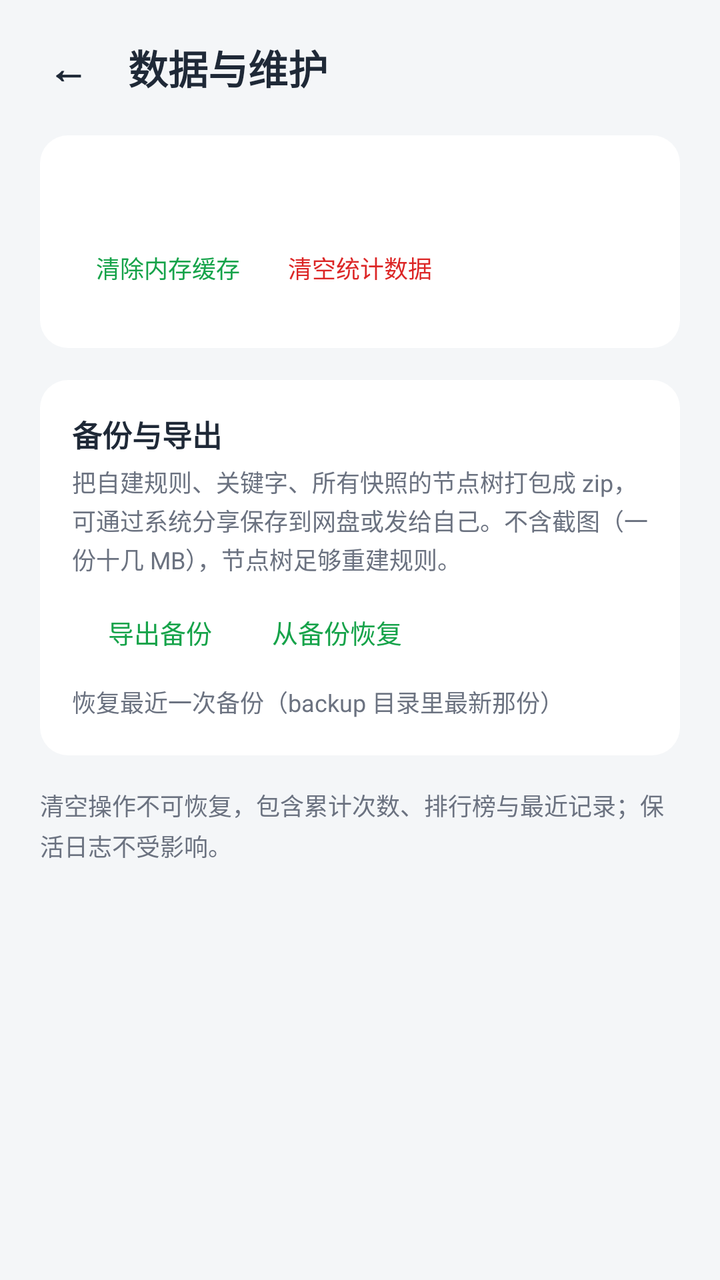
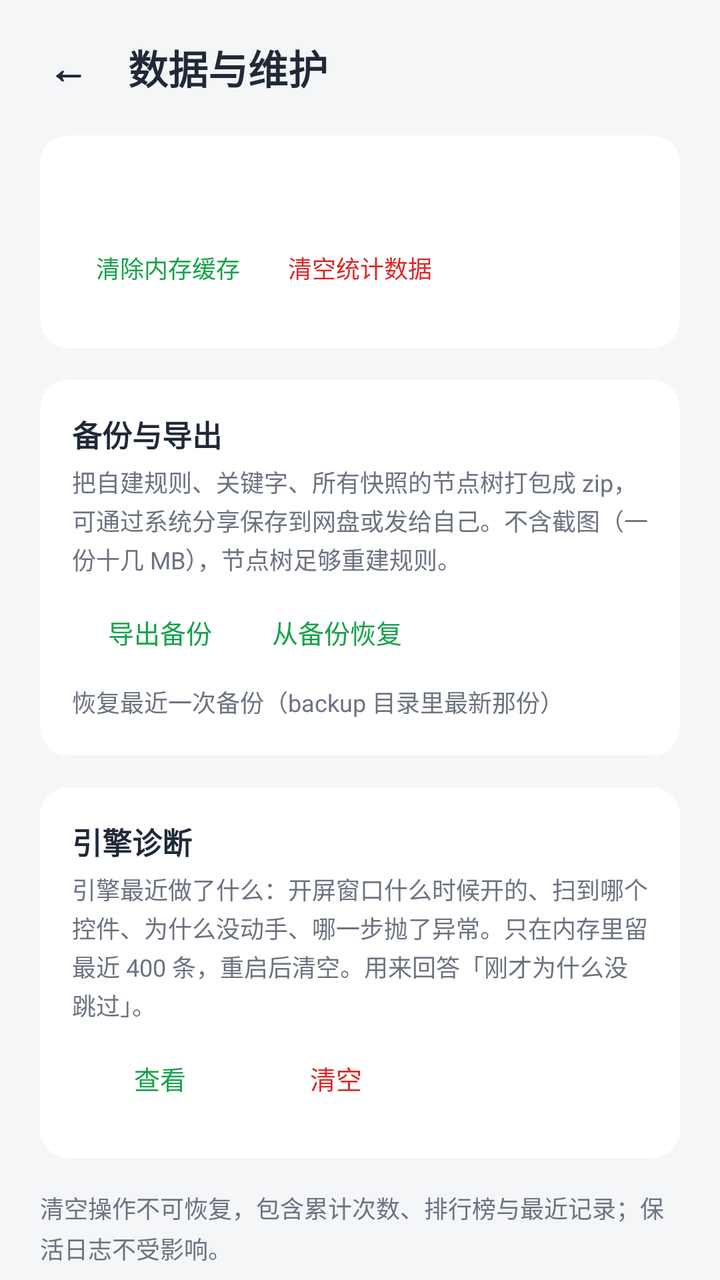

An Android layout rendered at two revisions. The XML below is the earlier revision; the diff shows what the commit changed to produce the second picture.
<!-- AndroidManifest.xml: application theme Theme.SkipAd -->
<!-- res/layout/activity_maintenance.xml -->
<?xml version="1.0" encoding="utf-8"?>
<ScrollView xmlns:android="http://schemas.android.com/apk/res/android"
    android:layout_width="match_parent"
    android:layout_height="match_parent"
    android:fillViewport="true">

    <LinearLayout
        android:layout_width="match_parent"
        android:layout_height="wrap_content"
        android:orientation="vertical">

        <View
            android:id="@+id/inset_top"
            android:layout_width="match_parent"
            android:layout_height="0dp" />

        <LinearLayout
            android:layout_width="match_parent"
            android:layout_height="wrap_content"
            android:gravity="center_vertical"
            android:orientation="horizontal"
            android:paddingLeft="12dp"
            android:paddingTop="8dp"
            android:paddingRight="20dp"
            android:paddingBottom="8dp">

            <TextView
                android:id="@+id/back_button"
                android:layout_width="wrap_content"
                android:layout_height="wrap_content"
                android:padding="12dp"
                android:text="←"
                android:textColor="@color/text_primary"
                android:textSize="20sp"
                android:textStyle="bold" />

            <TextView
                android:layout_width="wrap_content"
                android:layout_height="wrap_content"
                android:layout_marginLeft="8dp"
                android:text="@string/maintain_title"
                android:textColor="@color/text_primary"
                android:textSize="20sp"
                android:textStyle="bold" />
        </LinearLayout>

        <LinearLayout
            android:layout_width="match_parent"
            android:layout_height="wrap_content"
            android:orientation="vertical"
            android:paddingLeft="20dp"
            android:paddingRight="20dp">

            <LinearLayout
                android:layout_width="match_parent"
                android:layout_height="wrap_content"
                android:background="@drawable/bg_card"
                android:orientation="vertical"
                android:padding="16dp">

                <TextView
                    android:id="@+id/mem_text"
                    android:layout_width="wrap_content"
                    android:layout_height="wrap_content"
                    android:textColor="@color/text_primary"
                    android:textSize="15sp" />

                <LinearLayout
                    android:layout_width="match_parent"
                    android:layout_height="wrap_content"
                    android:layout_marginTop="6dp"
                    android:orientation="horizontal">

                    <Button
                        android:id="@+id/clear_cache_button"
                        style="?android:attr/borderlessButtonStyle"
                        android:layout_width="wrap_content"
                        android:layout_height="wrap_content"
                        android:text="@string/action_clear_mem_cache"
                        android:textColor="@color/primary"
                        android:textSize="12sp" />

                    <Button
                        android:id="@+id/clear_stats_button"
                        style="?android:attr/borderlessButtonStyle"
                        android:layout_width="wrap_content"
                        android:layout_height="wrap_content"
                        android:text="@string/action_clear_stats"
                        android:textColor="@color/status_off"
                        android:textSize="12sp" />
                </LinearLayout>
            </LinearLayout>

            <LinearLayout
                android:layout_width="match_parent"
                android:layout_height="wrap_content"
                android:layout_marginTop="16dp"
                android:background="@drawable/bg_card"
                android:orientation="vertical"
                android:padding="16dp">

                <TextView
                    android:layout_width="wrap_content"
                    android:layout_height="wrap_content"
                    android:text="备份与导出"
                    android:textColor="@color/text_primary"
                    android:textSize="15sp"
                    android:textStyle="bold" />

                <TextView
                    android:layout_width="match_parent"
                    android:layout_height="wrap_content"
                    android:layout_marginTop="4dp"
                    android:lineSpacingExtra="2dp"
                    android:text="把自建规则、关键字、所有快照的节点树打包成 zip，可通过系统分享保存到网盘或发给自己。不含截图（一份十几 MB），节点树足够重建规则。"
                    android:textColor="@color/text_secondary"
                    android:textSize="12sp" />

                <LinearLayout
                    android:layout_width="match_parent"
                    android:layout_height="wrap_content"
                    android:layout_marginTop="4dp"
                    android:orientation="horizontal">

                    <Button
                        android:id="@+id/export_backup_button"
                        style="?android:attr/borderlessButtonStyle"
                        android:layout_width="wrap_content"
                        android:layout_height="wrap_content"
                        android:text="导出备份"
                        android:textColor="@color/primary"
                        android:textSize="13sp" />

                    <Button
                        android:id="@+id/import_backup_button"
                        style="?android:attr/borderlessButtonStyle"
                        android:layout_width="wrap_content"
                        android:layout_height="wrap_content"
                        android:text="从备份恢复"
                        android:textColor="@color/primary"
                        android:textSize="13sp" />
                </LinearLayout>

                <TextView
                    android:id="@+id/restore_latest_button"
                    android:layout_width="wrap_content"
                    android:layout_height="wrap_content"
                    android:paddingTop="2dp"
                    android:paddingBottom="2dp"
                    android:text="恢复最近一次备份（backup 目录里最新那份）"
                    android:textColor="@color/text_secondary"
                    android:textSize="12sp" />
            </LinearLayout>

            <TextView
                android:layout_width="match_parent"
                android:layout_height="wrap_content"
                android:layout_marginTop="16dp"
                android:lineSpacingExtra="3dp"
                android:text="@string/clear_stats_warn_repeat"
                android:textColor="@color/text_secondary"
                android:textSize="12sp" />
        </LinearLayout>

        <View
            android:id="@+id/inset_bottom"
            android:layout_width="match_parent"
            android:layout_height="0dp" />
    </LinearLayout>
</ScrollView>
<!-- resources referenced by this layout -->
<resources>
  <color name="primary">#16A34A</color>
  <color name="status_off">#DC2626</color>
  <color name="text_primary">#1F2937</color>
  <color name="text_secondary">#6B7280</color>
  <!-- drawable bg_card (drawable) -->
  <?xml version="1.0" encoding="utf-8"?>
  <shape xmlns:android="http://schemas.android.com/apk/res/android" android:shape="rectangle">
      <solid android:color="@color/card" />
      <corners android:radius="14dp" />
  </shape>
  <string name="action_clear_mem_cache">清除内存缓存</string>
  <string name="action_clear_stats">清空统计数据</string>
  <string name="clear_stats_warn_repeat">清空操作不可恢复，包含累计次数、排行榜与最近记录；保活日志不受影响。</string>
  <string name="maintain_title">数据与维护</string>
  <style name="Theme.SkipAd" parent="Theme.AppCompat.DayNight.NoActionBar">
          <item name="colorPrimary">@color/primary</item>
          <item name="colorPrimaryDark">@color/primary_dark</item>
          <item name="colorAccent">@color/primary</item>
          <item name="android:windowBackground">@color/background</item>
          <item name="android:statusBarColor">@android:color/transparent</item>
          <item name="android:navigationBarColor">@android:color/transparent</item>
          <item name="android:windowLightStatusBar">true</item>
      </style>
  <color name="card">#FFFFFF</color>
  <color name="primary_dark">#0E7A38</color>
  <color name="background">#F4F6F8</color>
</resources>

<!-- the commit's change to res/layout/activity_maintenance.xml (unified diff, before → after) -->
@@ -152,6 +152,57 @@
                     android:textSize="12sp" />
             </LinearLayout>
 
+            <LinearLayout
+                android:layout_width="match_parent"
+                android:layout_height="wrap_content"
+                android:layout_marginTop="16dp"
+                android:background="@drawable/bg_card"
+                android:orientation="vertical"
+                android:padding="16dp">
+
+                <TextView
+                    android:layout_width="wrap_content"
+                    android:layout_height="wrap_content"
+                    android:text="引擎诊断"
+                    android:textColor="@color/text_primary"
+                    android:textSize="15sp"
+                    android:textStyle="bold" />
+
+                <TextView
+                    android:layout_width="match_parent"
+                    android:layout_height="wrap_content"
+                    android:layout_marginTop="4dp"
+                    android:lineSpacingExtra="2dp"
+                    android:text="引擎最近做了什么：开屏窗口什么时候开的、扫到哪个控件、为什么没动手、哪一步抛了异常。只在内存里留最近 400 条，重启后清空。用来回答「刚才为什么没跳过」。"
+                    android:textColor="@color/text_secondary"
+                    android:textSize="12sp" />
+
+                <LinearLayout
+                    android:layout_width="match_parent"
+                    android:layout_height="wrap_content"
+                    android:layout_marginTop="4dp"
+                    android:orientation="horizontal">
+
+                    <Button
+                        android:id="@+id/engine_log_button"
+                        style="?android:attr/borderlessButtonStyle"
+                        android:layout_width="wrap_content"
+                        android:layout_height="wrap_content"
+                        android:text="查看"
+                        android:textColor="@color/primary"
+                        android:textSize="13sp" />
+
+                    <Button
+                        android:id="@+id/engine_log_clear_button"
+                        style="?android:attr/borderlessButtonStyle"
+                        android:layout_width="wrap_content"
+                        android:layout_height="wrap_content"
+                        android:text="清空"
+                        android:textColor="@color/status_off"
+                        android:textSize="13sp" />
+                </LinearLayout>
+            </LinearLayout>
+
             <TextView
                 android:layout_width="match_parent"
                 android:layout_height="wrap_content"
